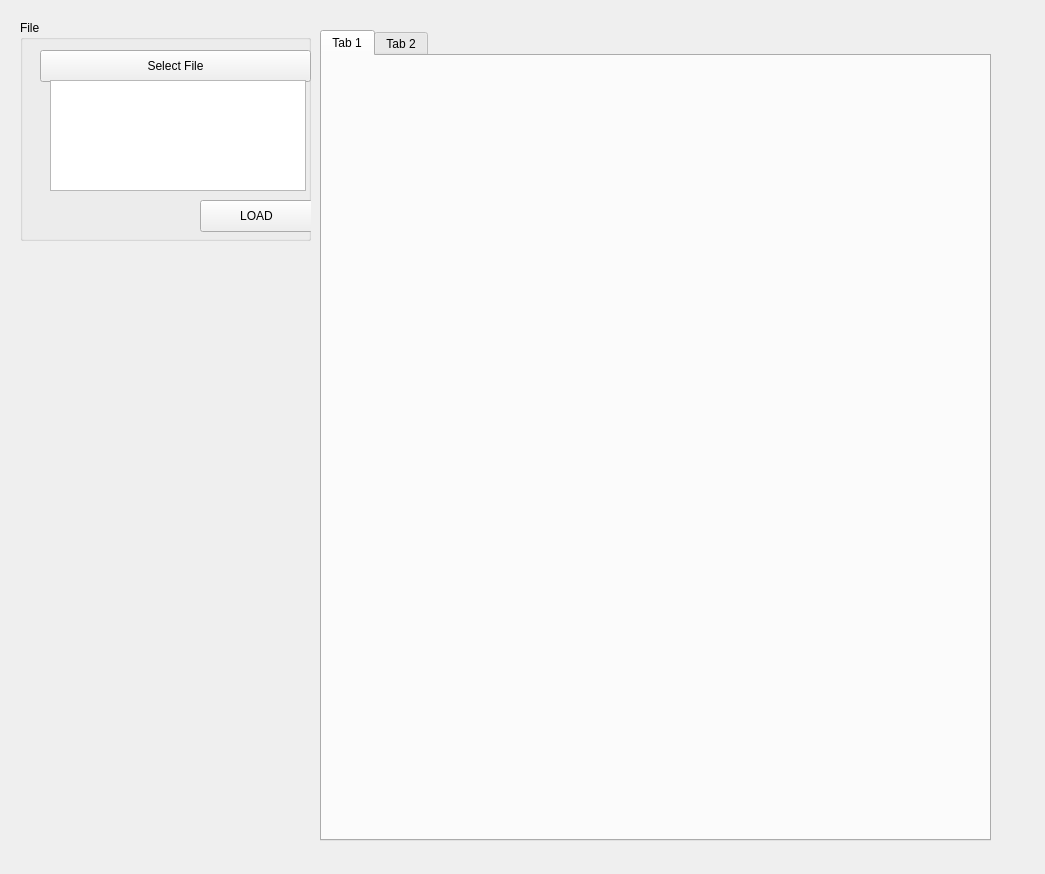
First picture: the form in frontend/reportr_view.ui, repository ricorx7/rti_reportr, before the edit.
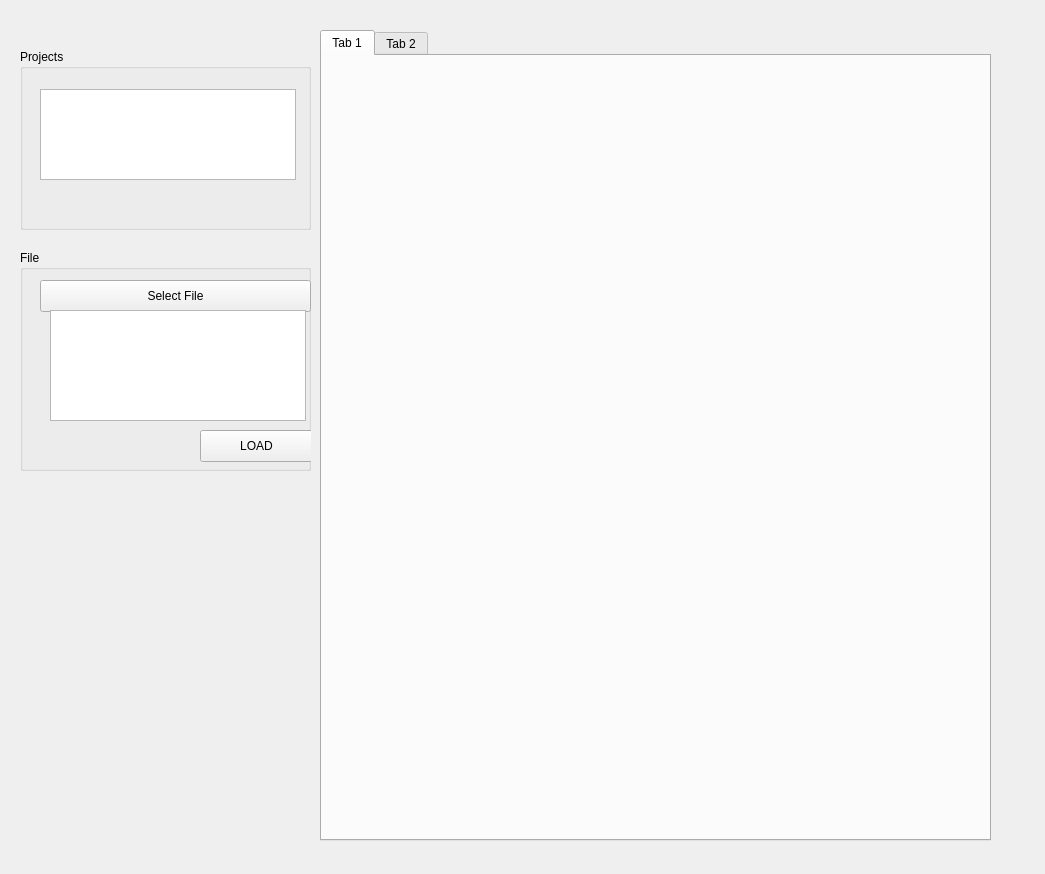
Second picture: the form after the edit.

Commit message: Create a project in postgres db

```diff
--- a/frontend/reportr_view.ui
+++ b/frontend/reportr_view.ui
@@ -18,7 +18,7 @@
     <property name="geometry">
      <rect>
       <x>20</x>
-      <y>20</y>
+      <y>250</y>
       <width>291</width>
       <height>221</height>
      </rect>
@@ -89,6 +89,29 @@
      </attribute>
     </widget>
    </widget>
+   <widget class="QGroupBox" name="groupBox_2">
+    <property name="geometry">
+     <rect>
+      <x>20</x>
+      <y>49</y>
+      <width>291</width>
+      <height>181</height>
+     </rect>
+    </property>
+    <property name="title">
+     <string>Projects</string>
+    </property>
+    <widget class="QListWidget" name="projectListWidget">
+     <property name="geometry">
+      <rect>
+       <x>20</x>
+       <y>40</y>
+       <width>256</width>
+       <height>91</height>
+      </rect>
+     </property>
+    </widget>
+   </widget>
   </widget>
  </widget>
  <resources/>
```
The commit also changes 5 other files.
